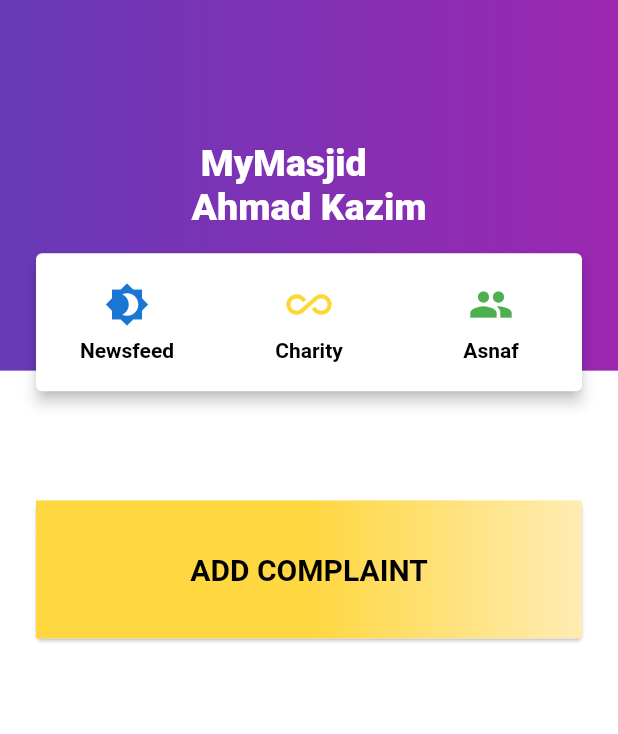
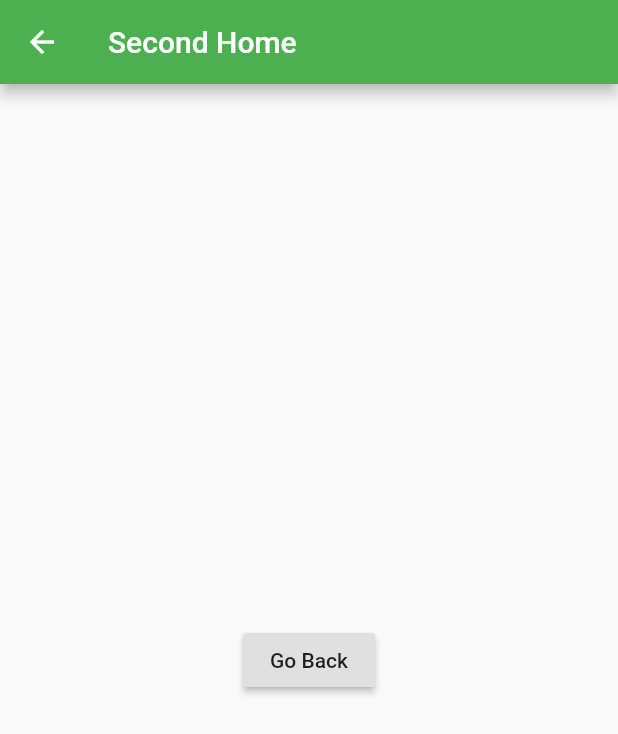
Before and after one commit to amirhilmi/flutter_myras_mymasjid_test_1, a Flutter app: the screen it shows after launch, after a tap on "Newsfeed", on a phone screen of 412 x 824 dp. Shown: the top 734 px of the screen. Run offline on Flutter 3.47's test engine with Material 2 defaults, Android fonts, the phone set to English and light mode, and no system bars; Roboto replaces fonts that are missing (RobotoMono).

```diff
--- a/lib/main.dart
+++ b/lib/main.dart
@@ -3,7 +3,15 @@ import 'package:flutter/material.dart';
 //import 'package:crud/PageForm2.dart';
 //import 'package:crud/PageList.dart';
 
-void main() => runApp(new MyApp());
+void main() {
+  runApp(MaterialApp(
+    initialRoute: '/',
+    routes: <String, WidgetBuilder>{
+      '/': (context) => MyApp(),
+      '/second': (context) => SecondHome(),
+    },
+  ));
+}
 
 class MyApp extends StatelessWidget {
   // This widget is the root of your application.
@@ -12,7 +20,7 @@ class MyApp extends StatelessWidget {
     return new MaterialApp(
       title: 'MediaQuery Demo',
       theme: new ThemeData(
-        primarySwatch: Colors.red,
+        primarySwatch: Colors.green,
       ),
       home: new MyHomePage(),
     );
@@ -108,8 +116,14 @@ class _MyHomePageState extends State<MyHomePage> {
 
               child: InkWell(
                 onTap: () {
-                  Navigator.of(context).pushNamedAndRemoveUntil("/complaintList",
-                  (route) => true,);// Function is executed on tap.
+
+                  Navigator.push(context, new MaterialPageRoute(
+                   builder: (context) =>
+                  new SecondHome())
+                );
+
+                  // Navigator.of(context).pushNamedAndRemoveUntil("/second",
+                  // (route) => true,);// Function is executed on tap.
                 },
 
                 child: new Column(
@@ -218,7 +232,7 @@ class _MyHomePageState extends State<MyHomePage> {
                 child: new Card(
                     child: InkWell(
                       onTap: () {
-                        Navigator.of(context).pushNamedAndRemoveUntil("/complaint",
+                        Navigator.of(context).pushNamedAndRemoveUntil("/second",
                               (route) => true,);// Function is executed on tap.
                       },
 
@@ -258,7 +272,7 @@ class _MyHomePageState extends State<MyHomePage> {
                               ),
 
                               Text(
-                                'ADD COMPLAINT',
+                                'CONTENTS',
                                 style: TextStyle(
                                   color: Colors.black,
                                   fontWeight: FontWeight.bold,
@@ -280,3 +294,27 @@ class _MyHomePageState extends State<MyHomePage> {
       );
     }
   }
+
+
+
+
+
+
+class SecondHome extends StatelessWidget {
+  @override
+  Widget build(BuildContext context) {
+    return Scaffold(
+      appBar: AppBar(
+        title: Text('Second Home'),
+      ),
+      body: new Center(
+        child: RaisedButton(
+          onPressed: () {
+            Navigator.pop(context);
+          },
+          child: Text('Go Back'),
+        ),
+      ),
+    );
+  }
+}
```
Also changed, not shown: lib/main copy tab slide.dart (renamed from lib/main copy.dart).
